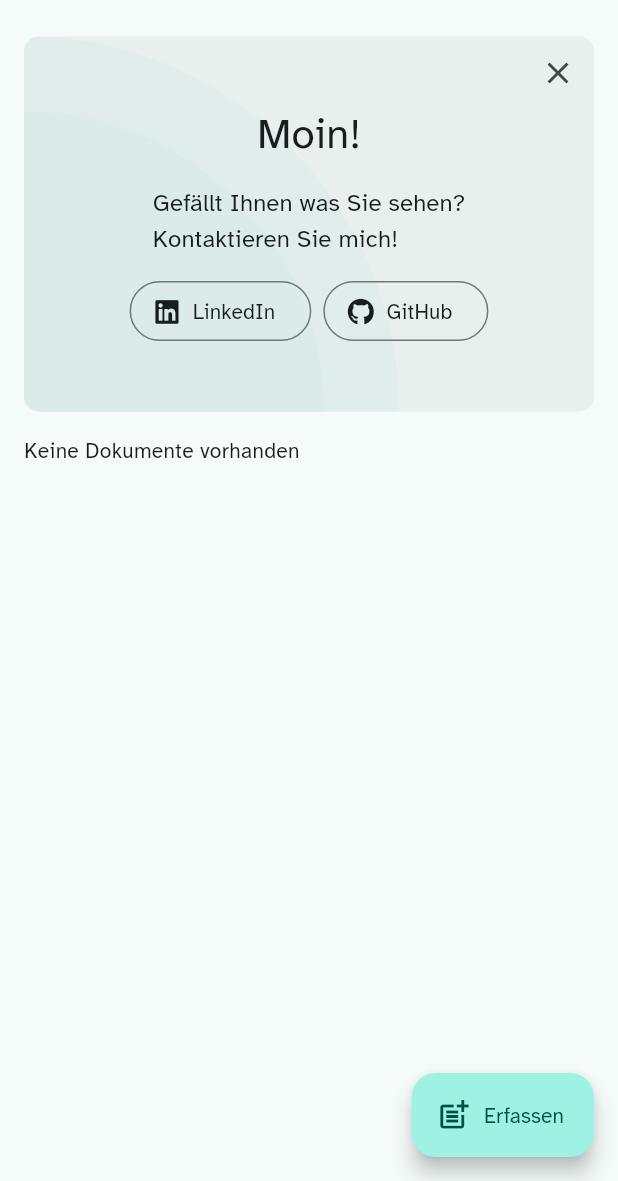
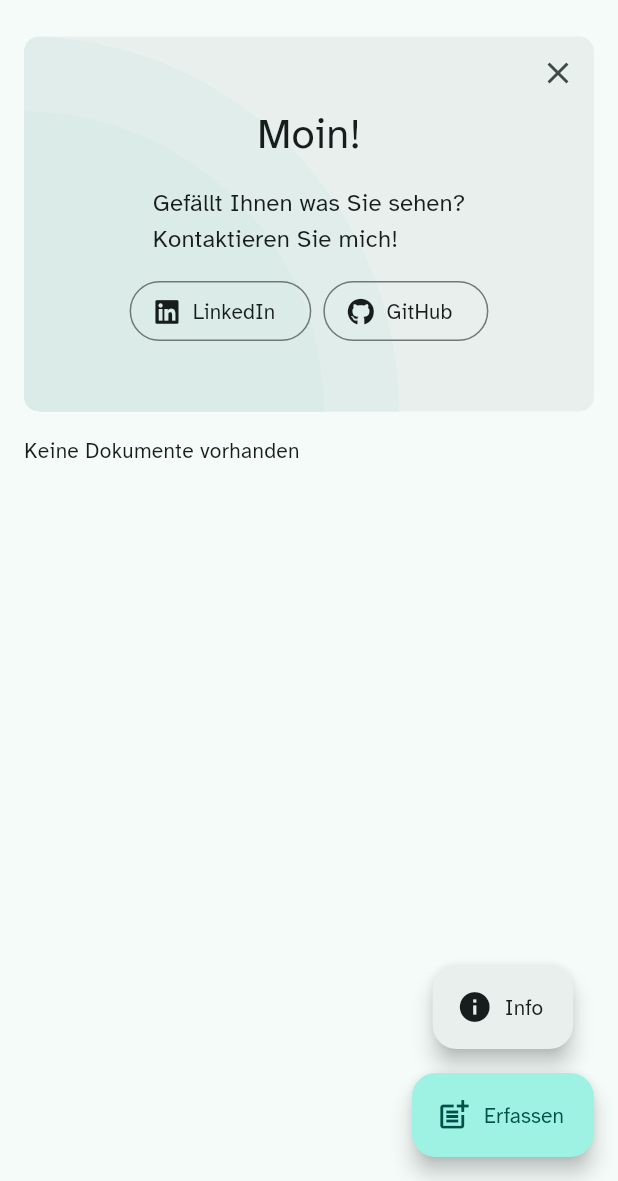
Before and after one commit to jannis15/paper-cv, a Flutter app: the screen it shows after launch, on a phone screen of 412 x 824 dp, the part 55-1236 px from its top. Run offline on Flutter 3.47's test engine with Material 3 defaults, Android fonts, the phone set to English and light mode, and no system bars; our stand-ins replace camera, dio, drift, drift_flutter, flutter_riverpod, font_awesome_flutter and 8 more; missing offline and left inert: dart:html, file_icon, flutter_logs, gal, timeago_flutter; accounts and stored records are empty; generated files the repository leaves out were written again.

Commit message:
add info dialog

```diff
--- a/frontend/lib/components/floor_layout_body.dart
+++ b/frontend/lib/components/floor_layout_body.dart
@@ -1,6 +1,7 @@
 import 'package:flutter/material.dart';
 import 'package:paper_cv/components/floor_card.dart';
 import 'package:paper_cv/config/config.dart';
+import 'package:paper_cv/utils/list_utils.dart';
 import 'package:paper_cv/utils/widget_utils.dart';
 
 class FloorLayoutBody extends StatefulWidget {
@@ -36,7 +37,8 @@ class _FloorLayoutBodyState extends State<FloorLayoutBody> {
                       width: 6 * AppSizes.kComponentHeight,
                       child: SingleChildScrollView(
                         padding: EdgeInsets.all(AppSizes.kGap),
-                        child: Column(
+                        child: ColumnGap(
+                          gap: AppSizes.kSmallGap,
                           crossAxisAlignment: CrossAxisAlignment.stretch,
                           children: widget.sideChildren,
                         ),
--- a/frontend/lib/presentation/floor_main_screen.dart
+++ b/frontend/lib/presentation/floor_main_screen.dart
@@ -8,6 +8,7 @@ import 'package:paper_cv/config/config.dart';
 import 'package:paper_cv/data/models/floor_dto_models.dart';
 import 'package:paper_cv/data/repositories/floor_repository.dart';
 import 'package:paper_cv/components/floor_contact_banner.dart';
+import 'package:paper_cv/presentation/floor_info_screen.dart';
 import 'package:paper_cv/presentation/floor_overview_screen.dart';
 import 'package:paper_cv/presentation/floor_settings_screen.dart';
 import 'package:paper_cv/utils/alert_dialog.dart';
@@ -66,6 +67,8 @@ class _FloorMainScreenState extends State<FloorMainScreen> {
   }
 
   String get _selectedText => '${_selectedDocuments.length} ${_selectedDocuments.length == 1 ? 'Dokument' : 'Dokumente'} ausgewählt';
+
+  void _seeInfo() async => showDialog(context: context, barrierLabel: 'ewfiji', builder: (_) => FloorInfoScreen());
 
   void _openOverviewScreen() async => await Navigator.of(context).push(
         PageRouteBuilder(
@@ -238,11 +241,26 @@ class _FloorMainScreenState extends State<FloorMainScreen> {
                       ),
                     ],
                   )
-                : FloatingActionButton.extended(
-                    heroTag: UniqueKey(),
-                    icon: Icon(Icons.post_add),
-                    label: Text('Erfassen'),
-                    onPressed: _openOverviewScreen,
+                : ColumnGap(
+                    gap: AppSizes.kGap,
+                    mainAxisAlignment: MainAxisAlignment.end,
+                    crossAxisAlignment: CrossAxisAlignment.center,
+                    children: [
+                      FloatingActionButton.extended(
+                        heroTag: UniqueKey(),
+                        backgroundColor: colorScheme.surfaceContainer,
+                        foregroundColor: colorScheme.onSurface,
+                        onPressed: _seeInfo,
+                        icon: Icon(Icons.info),
+                        label: Text('Info'),
+                      ),
+                      FloatingActionButton.extended(
+                        heroTag: UniqueKey(),
+                        onPressed: _openOverviewScreen,
+                        icon: Icon(Icons.post_add),
+                        label: Text('Erfassen'),
+                      )
+                    ],
                   ),
         body: FloorLayoutBody(
           sideChildren: [
@@ -250,6 +268,11 @@ class _FloorMainScreenState extends State<FloorMainScreen> {
               text: 'Erfassen',
               iconData: Icons.post_add,
               onPressed: _openOverviewScreen,
+            ),
+            FloorTransparentButton(
+              text: 'Mehr erfahren',
+              iconData: Icons.info,
+              onPressed: _seeInfo,
             ),
           ],
           child: SingleChildScrollView(
```
Also changed, not shown: frontend/lib/presentation/floor_info_screen.dart (added, +84 -0 lines).
